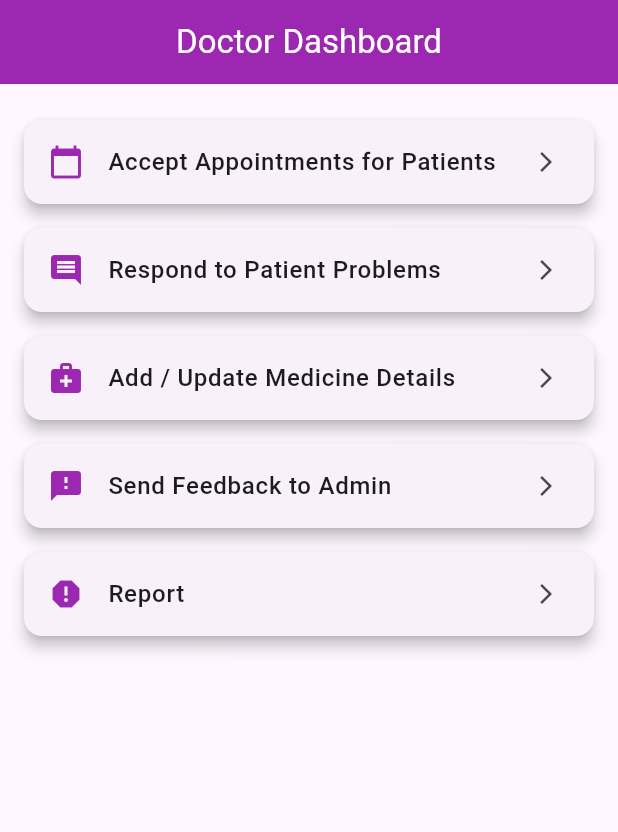
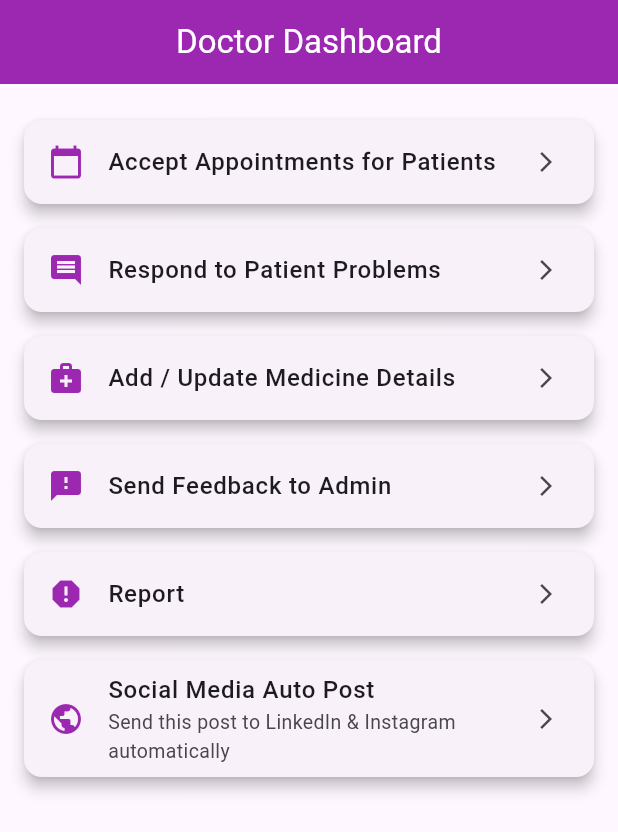
Before and after one commit to 1rexv/pc-bt-heal, a Flutter app: the DoctorDashboardPage screen opened directly, on a phone screen of 412 x 824 dp. Shown: the top 832 px of the screen. Run offline on Flutter 3.47's test engine with Material 3 defaults, Android fonts, the phone set to English and light mode, and no system bars; our stand-ins replace file_picker, firebase_auth, firebase_core, firebase_database, firebase_messaging, firebase_storage and 4 more; missing offline and left inert: jitsi_meet_flutter_sdk; accounts and stored records are empty.

Commit message:
Update DoctorDashboardPage.dart

```diff
--- a/lib/DoctorDashboardPage.dart
+++ b/lib/DoctorDashboardPage.dart
@@ -4,23 +4,27 @@ import 'DoctorReportPage.dart';
 import 'DoctorFeedbackPage.dart';
 import 'AddUpdateMedicinePage.dart';
 import 'RespondToProblemsPage.dart';
+import 'SocialPostPage.dart';
 
 class DoctorDashboardPage extends StatelessWidget {
   const DoctorDashboardPage({super.key});
 
+  bool _isArabic(BuildContext context) =>
+      Localizations.localeOf(context).languageCode.toLowerCase().startsWith('ar');
+
+  String _t(BuildContext context, String en, String ar) =>
+      _isArabic(context) ? ar : en;
+
   @override
   Widget build(BuildContext context) {
-    bool isArabic =
-    Localizations.localeOf(context).languageCode.startsWith('ar');
-
-    String t(String en, String ar) => isArabic ? ar : en;
+    final isArabic = _isArabic(context);
 
     return Directionality(
       textDirection: isArabic ? TextDirection.rtl : TextDirection.ltr,
       child: Scaffold(
         appBar: AppBar(
           title: Text(
-            t("Doctor Dashboard", "لوحة تحكم الطبيب"),
+            _t(context, "Doctor Dashboard", "لوحة تحكم الطبيب"),
             style: const TextStyle(color: Colors.white),
           ),
           backgroundColor: Colors.purple,
@@ -29,11 +33,11 @@ class DoctorDashboardPage extends StatelessWidget {
         body: ListView(
           padding: const EdgeInsets.all(16),
           children: [
-
             _buildCard(
               context,
               icon: Icons.calendar_today,
-              title: t(
+              title: _t(
+                context,
                 "Accept Appointments for Patients",
                 "قبول مواعيد المرضى",
               ),
@@ -41,11 +45,11 @@ class DoctorDashboardPage extends StatelessWidget {
               isArabic: isArabic,
             ),
 
-
             _buildCard(
               context,
               icon: Icons.comment,
-              title: t(
+              title: _t(
+                context,
                 "Respond to Patient Problems",
                 "الرد على مشاكل المرضى",
               ),
@@ -53,11 +57,11 @@ class DoctorDashboardPage extends StatelessWidget {
               isArabic: isArabic,
             ),
 
-
             _buildCard(
               context,
               icon: Icons.medical_services,
-              title: t(
+              title: _t(
+                context,
                 "Add / Update Medicine Details",
                 "إضافة / تعديل بيانات الأدوية",
               ),
@@ -65,11 +69,11 @@ class DoctorDashboardPage extends StatelessWidget {
               isArabic: isArabic,
             ),
 
-
             _buildCard(
               context,
               icon: Icons.feedback,
-              title: t(
+              title: _t(
+                context,
                 "Send Feedback to Admin",
                 "إرسال ملاحظات للإدارة",
               ),
@@ -77,16 +81,70 @@ class DoctorDashboardPage extends StatelessWidget {
               isArabic: isArabic,
             ),
 
-
             _buildCard(
               context,
               icon: Icons.report,
-              title: t(
+              title: _t(
+                context,
                 "Report",
                 "التقارير",
               ),
               page: DoctorReportPage(),
               isArabic: isArabic,
+            ),
+
+            // ⭐ Social Media Auto Post
+            Card(
+              margin: const EdgeInsets.symmetric(vertical: 8),
+              shape: RoundedRectangleBorder(
+                borderRadius: BorderRadius.circular(12),
+              ),
+              elevation: 4,
+              child: ListTile(
+                leading: const Icon(Icons.public, color: Colors.purple),
+                title: Text(
+                  _t(
+                    context,
+                    "Social Media Auto Post",
+                    "نشر تلقائي على وسائل التواصل",
+                  ),
+                  style: const TextStyle(
+                    fontSize: 16,
+                    fontWeight: FontWeight.w500,
+                  ),
+                ),
+                subtitle: Text(
+                  _t(
+                    context,
+                    "Send this post to LinkedIn & Instagram automatically",
+                    "إرسال المنشور تلقائياً إلى لينكدإن وإنستغرام",
+                  ),
+                  style: const TextStyle(fontSize: 13),
+                ),
+                trailing: Icon(
+                  isArabic ? Icons.arrow_back_ios : Icons.arrow_forward_ios,
+                  size: 16,
+                ),
+                onTap: () {
+                  // EN + AR versions of the post
+                  const postEn =
+                      'I am using the Heal pregnancy app to support and advise women '
+                      'for a healthy, safe pregnancy journey 💜.';
+                  const postAr =
+                      'أستخدم تطبيق Heal للحمل لدعم وإرشاد النساء '
+                      'من أجل رحلة حمل صحية وآمنة 💜.';
+
+                  Navigator.push(
+                    context,
+                    MaterialPageRoute(
+                      builder: (_) => SocialPostPage(
+                        imageAssetPath: 'images/w2.png',
+                        baseText: isArabic ? postAr : postEn,
+                      ),
+                    ),
+                  );
+                },
+              ),
             ),
           ],
         ),
@@ -115,9 +173,7 @@ class DoctorDashboardPage extends StatelessWidget {
           ),
         ),
         trailing: Icon(
-          isArabic
-              ? Icons.arrow_back_ios
-              : Icons.arrow_forward_ios,
+          isArabic ? Icons.arrow_back_ios : Icons.arrow_forward_ios,
           size: 16,
         ),
         onTap: () {
```
Lines whose indentation alone changed are shown as unchanged.
